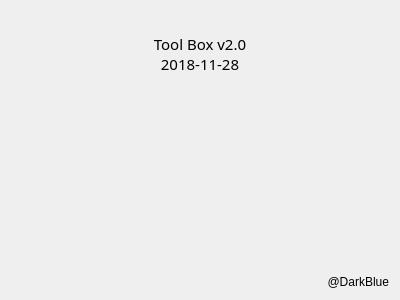
ZhangYuyinGItHub/ToolBox, file ToolBox/about/about.ui: the form before one commit.
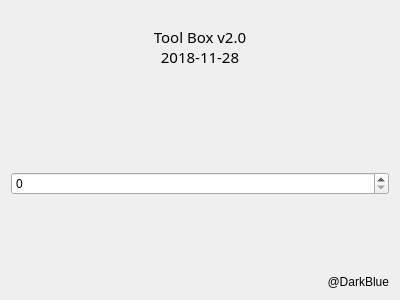
The form after the commit. Icons and pictures are not drawn.

Diff of the .ui file:
```diff
--- a/ToolBox/about/about.ui
+++ b/ToolBox/about/about.ui
@@ -15,7 +15,7 @@
   </property>
   <layout class="QVBoxLayout" name="verticalLayout">
    <item>
-    <layout class="QVBoxLayout" name="verticalLayout_7" stretch="3,5,4,0">
+    <layout class="QVBoxLayout" name="verticalLayout_7" stretch="3,5,0,4,0">
      <property name="spacing">
       <number>5</number>
      </property>
@@ -81,6 +81,9 @@
        </item>
       </layout>
      </item>
+     <item>
+      <widget class="QSpinBox" name="spinBox"/>
+     </item>
      <item>
       <spacer name="verticalSpacer_2">
        <property name="orientation">
```
